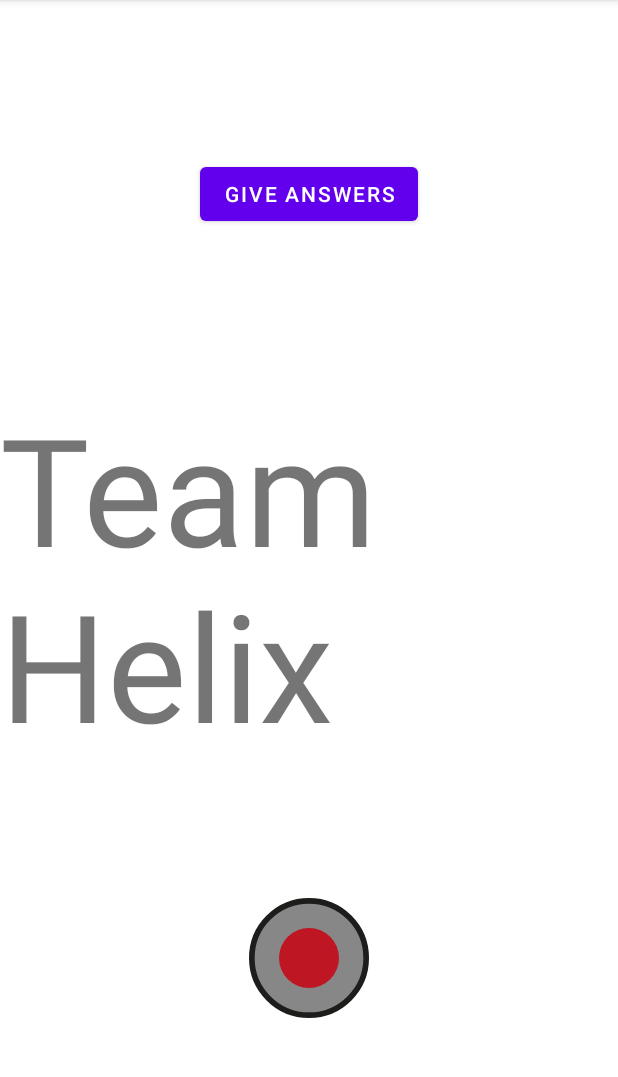
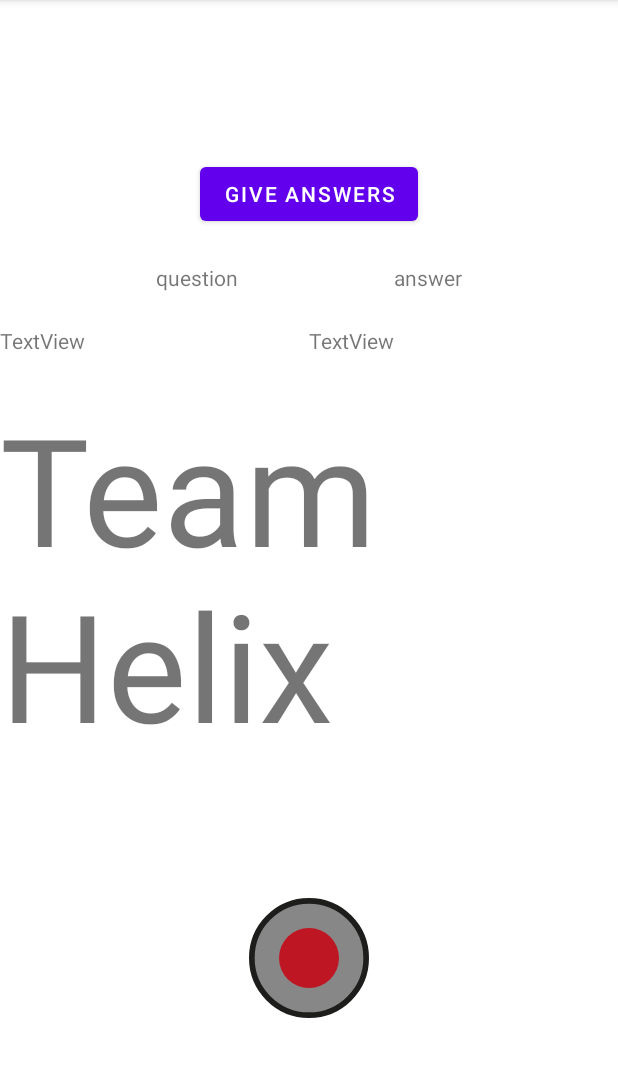
Before and after one commit to Unlxgit/RecieverROStoTemi, an Android app: the screen it shows after launch (RevieverActivity), on a phone screen of 412 x 824 dp, the part 84-1161 px from its top. Run offline under Robolectric (Android 15) with nearby library versions, the light colour scheme and no system bars; libraries missing offline, so code that uses them is left out: com.robotemi.sdk; 2 statements that could not run were skipped.

Commit message:
adding temi controlls

```diff
--- a/app/build.gradle
+++ b/app/build.gradle
@@ -36,7 +36,7 @@ android {
 }
 
 dependencies {
-
+    implementation 'com.robotemi:sdk:1.131.4'
     implementation 'androidx.core:core-ktx:1.8.0'
     implementation 'androidx.appcompat:appcompat:1.6.1'
     implementation 'com.google.android.material:material:1.11.0'
--- a/app/src/main/java/de/fun/connecterrostotemi/RevieverActivity.kt
+++ b/app/src/main/java/de/fun/connecterrostotemi/RevieverActivity.kt
@@ -4,14 +4,16 @@ import android.Manifest
 import android.content.Context
 import android.content.pm.PackageManager
 import android.media.MediaPlayer
-import androidx.appcompat.app.AppCompatActivity
 import android.os.Bundle
 import android.os.Handler
 import android.os.Looper
 import android.util.Log
 import android.view.WindowManager
+import androidx.appcompat.app.AppCompatActivity
 import androidx.constraintlayout.widget.ConstraintLayout
 import androidx.core.app.ActivityCompat
+import com.robotemi.sdk.Robot
+import com.robotemi.sdk.TtsRequest
 import de.`fun`.connecterrostotemi.databinding.ActivityRevieverBinding
 import org.json.JSONObject
 import java.io.IOException
@@ -20,6 +22,7 @@ import java.net.DatagramSocket
 import java.nio.ByteBuffer
 import kotlin.concurrent.thread
 import kotlin.math.abs
+
 
 class RevieverActivity : AppCompatActivity() {
 
@@ -34,17 +37,13 @@ class RevieverActivity : AppCompatActivity() {
     )
 
     fun unpackVec2(data: ByteArray): Pair<Float, Float> {
-        // Assuming vec2 is a pair of floats (2 * 4 bytes)
         val float1 = ByteArray(4)
         val float2 = ByteArray(4)
 
-        // Extract the bytes for the first float
         System.arraycopy(data, 0, float1, 0, 4)
 
-        // Extract the bytes for the second float
         System.arraycopy(data, 4, float2, 0, 4)
 
-        // Convert bytes to floats
         val value1 = ByteBuffer.wrap(float1).float
         val value2 = ByteBuffer.wrap(float2).float
 
@@ -58,11 +57,16 @@ class RevieverActivity : AppCompatActivity() {
         window.addFlags(WindowManager.LayoutParams.FLAG_KEEP_SCREEN_ON)
         setContentView(binding.root)
 
+        val robot = Robot.getInstance()
+
         binding.btnAnswers.setOnClickListener {
+            var text = ""
             for (question in mapOfQuestionsAndAnswers.keys) {
                 Log.i("Hello", "Question: $question, Answer: ${mapOfQuestionsAndAnswers[question]}")
-                // say all questions and answers
+                text += "$question, ${mapOfQuestionsAndAnswers[question]}\n"
             }
+            val ttsRequest = TtsRequest.create(text, false)
+            robot.speak(ttsRequest)
         }
 
         if (!hasPermissions(this, *permissions)) {
@@ -76,7 +80,6 @@ class RevieverActivity : AppCompatActivity() {
         mediaPlayer.isLooping = true
         mediaPlayer.start()
 
-        //val robot = Robot.getInstance()
 
 
         thread {
@@ -114,7 +117,6 @@ class RevieverActivity : AppCompatActivity() {
                         } else {
                             y = 1.0f * factor
                         }
-                        //Log.i("Hello" , "x: ${vec2.first}, y: ${vec2.second}")
                     }
                 }
 
@@ -140,6 +142,8 @@ class RevieverActivity : AppCompatActivity() {
                             val question = jsonObject.getString("question")
                             val answer = jsonObject.getString("answer")
                             mapOfQuestionsAndAnswers[question] = answer
+                            binding.question.text = question
+                            binding.answer.text = answer
                         } catch (e: Exception) {
                             Log.e("Hello", "Error: $e")
                         }
@@ -158,12 +162,12 @@ class RevieverActivity : AppCompatActivity() {
                     Thread.sleep(100)
 
                     Handler(Looper.getMainLooper()).post {
-                        /*robot.skidJoy(
+                        robot.skidJoy(
                             y,
                             x,
                             false
                         )
-                         */
+
 
                         val layoutParams =
                             binding.stick.layoutParams as ConstraintLayout.LayoutParams
--- a/app/src/main/res/layout/activity_reviever.xml
+++ b/app/src/main/res/layout/activity_reviever.xml
@@ -55,4 +55,45 @@
         app:layout_constraintStart_toStartOf="parent"
         app:layout_constraintTop_toTopOf="parent" />
 
+    <TextView
+        android:id="@+id/headlinequestion"
+        android:layout_width="wrap_content"
+        android:layout_height="wrap_content"
+        android:text="question"
+        app:layout_constraintStart_toStartOf="parent"
+        app:layout_constraintTop_toBottomOf="@+id/btnAnswers"
+        app:layout_constraintEnd_toStartOf="@+id/headlineanswer"
+        app:layout_constraintBottom_toTopOf="@id/question"/>
+
+    <TextView
+        android:id="@+id/headlineanswer"
+        android:layout_width="wrap_content"
+        android:layout_height="wrap_content"
+        android:text="answer"
+        app:layout_constraintBottom_toTopOf="@+id/answer"
+        app:layout_constraintEnd_toEndOf="parent"
+        app:layout_constraintStart_toEndOf="@+id/headlinequestion"
+        app:layout_constraintTop_toBottomOf="@+id/btnAnswers" />
+
+    <TextView
+        android:id="@+id/question"
+        android:layout_width="wrap_content"
+        android:layout_height="wrap_content"
+        android:text="TextView"
+        app:layout_constraintBottom_toTopOf="@+id/teamName"
+        app:layout_constraintRight_toLeftOf="@+id/answer"
+        app:layout_constraintStart_toStartOf="parent"
+
+        app:layout_constraintTop_toBottomOf="@+id/headlinequestion" />
+
+    <TextView
+        android:id="@+id/answer"
+        android:layout_width="wrap_content"
+        android:layout_height="wrap_content"
+        android:text="TextView"
+        app:layout_constraintBottom_toTopOf="@+id/teamName"
+        app:layout_constraintEnd_toEndOf="parent"
+        app:layout_constraintStart_toEndOf="@+id/question"
+        app:layout_constraintTop_toBottomOf="@+id/headlineanswer" />
+
 </androidx.constraintlayout.widget.ConstraintLayout>
```
